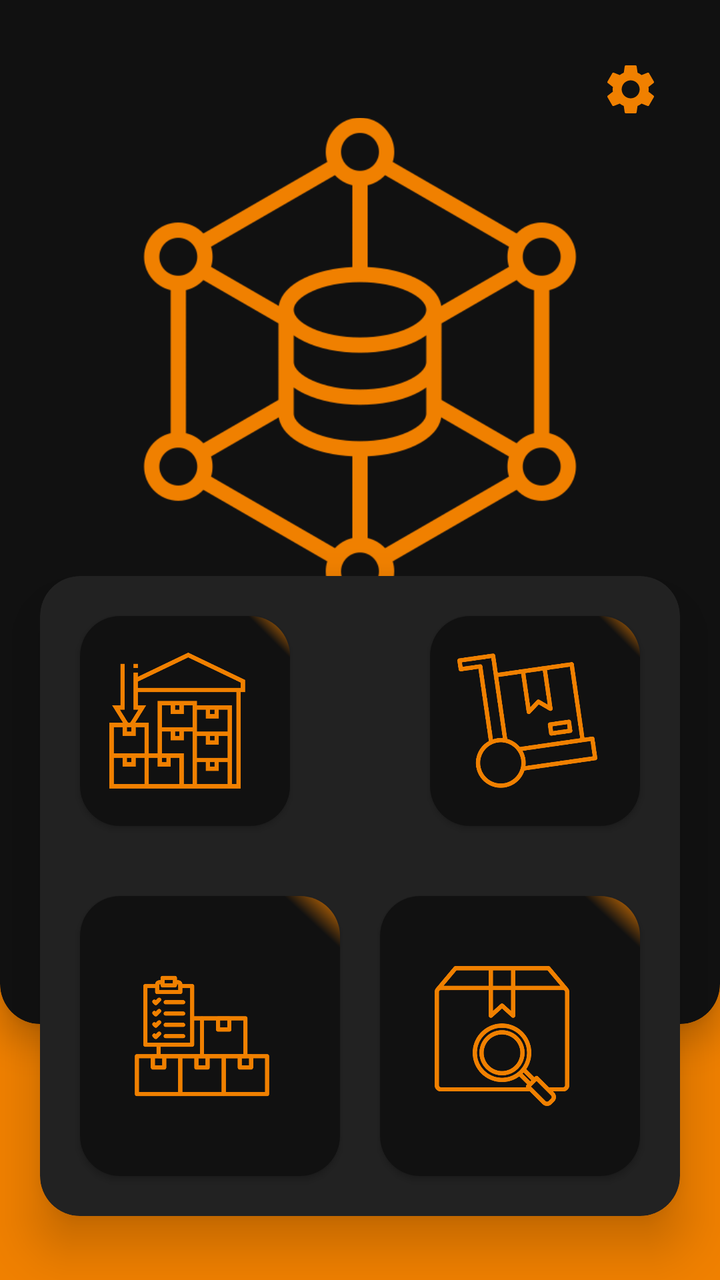
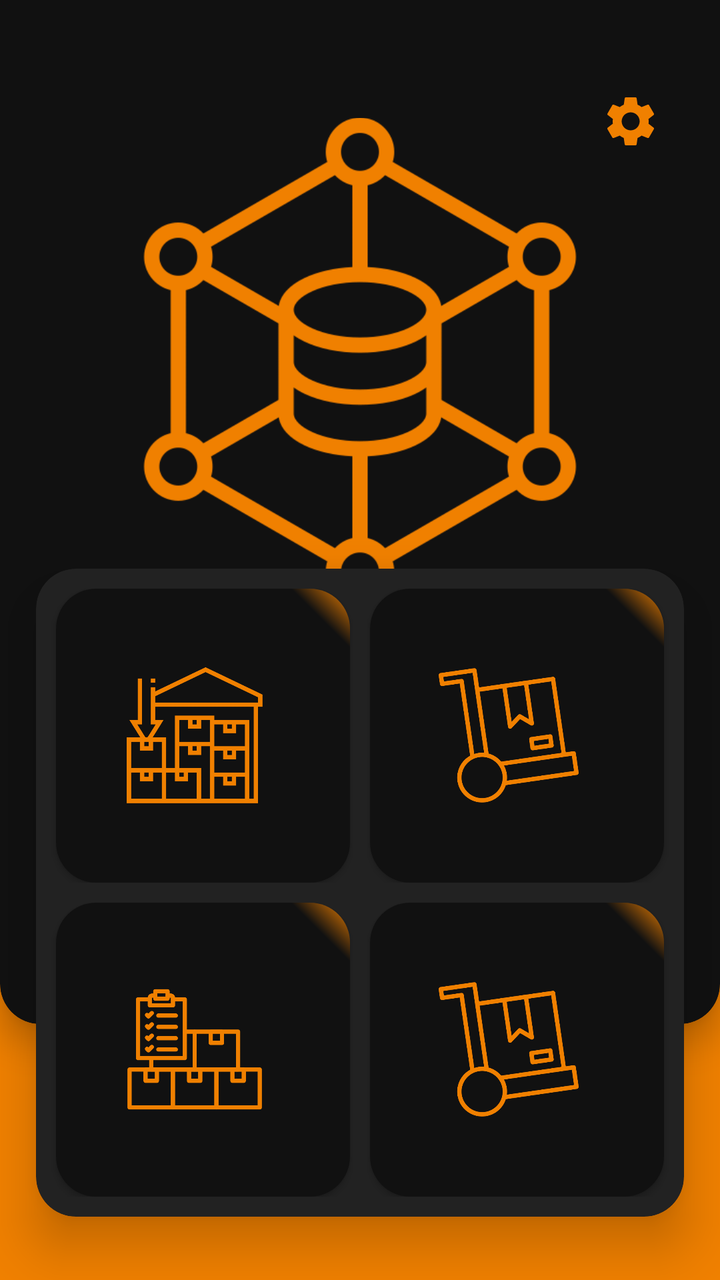

Before-and-after screenshots of an Android layout around one commit, followed by the original layout XML and the change that was made.
<!-- AndroidManifest.xml: application theme Theme.GDEMobile -->
<!-- res/layout/fragment_menu.xml -->
<?xml version="1.0" encoding="utf-8"?>
<layout xmlns:android="http://schemas.android.com/apk/res/android"
    xmlns:app="http://schemas.android.com/apk/res-auto">

    <data>

    </data>

    <androidx.constraintlayout.widget.ConstraintLayout
        android:layout_width="match_parent"
        android:layout_height="match_parent"
        android:background="@color/orange">


        <com.google.android.material.card.MaterialCardView

            android:id="@+id/materialCardView"
            android:layout_width="0dp"
            android:layout_height="0dp"
            app:cardBackgroundColor="#111111"
            app:cardElevation="10dp"
            app:layout_constraintEnd_toEndOf="parent"
            app:layout_constraintHeight_percent="0.8"
            app:layout_constraintStart_toStartOf="parent"
            app:layout_constraintTop_toTopOf="parent"
            app:layout_constraintWidth_percent="1"
            app:shapeAppearanceOverlay="@style/ShapeAppearanceOverlay_card_custom_corners">

            <LinearLayout
                android:layout_width="match_parent"
                android:layout_height="match_parent">

                <androidx.constraintlayout.widget.ConstraintLayout
                    android:layout_width="match_parent"
                    android:layout_height="match_parent">

                    <ImageView
                        android:id="@+id/logo_image"
                        android:layout_width="0dp"
                        android:layout_height="0dp"
                        android:src="@drawable/logo_menu"
                        app:layout_constraintBottom_toBottomOf="parent"
                        app:layout_constraintEnd_toEndOf="parent"
                        app:layout_constraintStart_toStartOf="parent"
                        app:layout_constraintTop_toTopOf="parent"
                        app:layout_constraintHeight_percent="0.5"
                        app:layout_constraintWidth_percent="0.7"
                        app:layout_constraintVertical_bias="0.2"
                        app:tint="@color/orange">

                    </ImageView>

                    <ImageButton
                        android:id="@+id/conf_button"
                        android:layout_width="30dp"
                        android:layout_height="30dp"
                        android:layout_marginTop="24dp"
                        android:layout_marginEnd="24dp"
                        android:background="@color/zxing_transparent"
                        android:foreground="?attr/selectableItemBackgroundBorderless"
                        android:scaleType="fitXY"
                        android:src="@drawable/baseline_settings_24"
                        app:layout_constraintEnd_toEndOf="parent"
                        app:layout_constraintTop_toTopOf="parent" />
                </androidx.constraintlayout.widget.ConstraintLayout>
            </LinearLayout>
        </com.google.android.material.card.MaterialCardView>

        <com.google.android.material.card.MaterialCardView
            android:layout_width="0dp"
            android:layout_height="0dp"
            app:cardBackgroundColor="@color/gray"
            app:cardCornerRadius="20dp"
            app:cardElevation="15dp"
            app:layout_constraintBottom_toBottomOf="parent"
            app:layout_constraintEnd_toEndOf="@+id/materialCardView"
            app:layout_constraintDimensionRatio="1:1"
            android:layout_marginStart="20dp"
            android:layout_marginEnd="20dp"
            app:layout_constraintStart_toStartOf="parent"
            app:layout_constraintTop_toTopOf="parent"
            app:layout_constraintVertical_bias="0.9">

            <LinearLayout
                android:layout_width="match_parent"
                android:layout_height="match_parent"
                android:orientation="vertical">

                <androidx.constraintlayout.widget.ConstraintLayout
                    android:layout_width="match_parent"
                    android:layout_height="0dp"
                    android:layout_weight="1"
                    android:layout_marginBottom="10dp">

                    <com.google.android.material.button.MaterialButton
                        android:id="@+id/receiving_button"
                        android:layout_width="0dp"
                        android:layout_height="0dp"
                        android:background="@drawable/gradient_background_button"
                        android:outlineSpotShadowColor="@color/black"
                        app:backgroundTint="@null"
                        app:cornerRadius="20dp"
                        app:icon="@drawable/receive_cargo_icon"
                        app:iconGravity="textStart"
                        android:layout_margin="20dp"
                        app:iconSize="70dp"
                        app:iconTint="@color/orange"
                        app:layout_constraintBottom_toBottomOf="parent"
                        app:layout_constraintDimensionRatio="1:1"
                        app:layout_constraintHeight_percent="0.5"
                        app:layout_constraintStart_toStartOf="parent"
                        app:layout_constraintTop_toTopOf="parent"
                        app:layout_constraintWidth_percent="0.5" />

                    <com.google.android.material.button.MaterialButton
                        android:id="@+id/issuing_button"
                        android:layout_width="0dp"
                        android:layout_height="0dp"
                        android:layout_margin="20dp"
                        android:background="@drawable/gradient_background_button"
                        android:outlineSpotShadowColor="@color/black"
                        app:backgroundTint="@null"
                        app:cornerRadius="20dp"
                        app:icon="@drawable/inssuing_cargo_icon"
                        app:iconGravity="textStart"
                        app:iconSize="70dp"
                        app:iconTint="@color/orange"
                        app:layout_constraintBottom_toBottomOf="parent"
                        app:layout_constraintDimensionRatio="1:1"
                        app:layout_constraintEnd_toEndOf="parent"
                        app:layout_constraintHeight_percent="0.5"
                        app:layout_constraintTop_toTopOf="parent"
                        app:layout_constraintWidth_percent="0.5" />
                </androidx.constraintlayout.widget.ConstraintLayout>

                <LinearLayout
                    android:layout_width="match_parent"
                    android:layout_height="wrap_content">

                    <com.google.android.material.button.MaterialButton
                        android:id="@+id/inventory_button"
                        android:layout_width="match_parent"
                        android:layout_height="140dp"
                        android:layout_marginStart="20dp"
                        android:layout_marginTop="5dp"
                        android:layout_marginEnd="10dp"
                        android:layout_marginBottom="20dp"
                        android:layout_weight="1"
                        android:background="@drawable/gradient_background_button"
                        android:outlineSpotShadowColor="@color/black"
                        app:backgroundTint="@null"
                        app:cornerRadius="20dp"
                        app:icon="@drawable/inventory_icon"
                        app:iconGravity="textStart"
                        app:iconSize="70dp"
                        app:iconTint="@color/orange" />

                    <com.google.android.material.button.MaterialButton

                        android:layout_width="match_parent"
                        android:layout_height="140dp"
                        android:layout_marginStart="10dp"
                        android:layout_marginTop="5dp"
                        android:layout_marginEnd="20dp"
                        android:layout_marginBottom="20dp"
                        android:layout_weight="1"
                        android:background="@drawable/gradient_background_button"
                        android:outlineSpotShadowColor="@color/black"
                        app:backgroundTint="@null"
                        app:cornerRadius="20dp"
                        app:icon="@drawable/search_cargo_icon"
                        app:iconGravity="textStart"
                        app:iconSize="70dp"
                        app:iconTint="@color/orange" />
                </LinearLayout>

            </LinearLayout>

        </com.google.android.material.card.MaterialCardView>
    </androidx.constraintlayout.widget.ConstraintLayout>
</layout>
<!-- resources referenced by this layout -->
<resources>
  <color name="black">#FF000000</color>
  <color name="gray">#222222</color>
  <color name="orange">#F08000</color>
  <!-- drawable baseline_settings_24 (drawable) -->
  <vector android:height="24dp" android:tint="@color/orange"
      android:viewportHeight="24" android:viewportWidth="24"
      android:width="24dp" xmlns:android="http://schemas.android.com/apk/res/android">
      <path android:fillColor="@color/orange" android:pathData="M19.14,12.94c0.04,-0.3 0.06,-0.61 0.06,-0.94c0,-0.32 -0.02,-0.64 -0.07,-0.94l2.03,-1.58c0.18,-0.14 0.23,-0.41 0.12,-0.61l-1.92,-3.32c-0.12,-0.22 -0.37,-0.29 -0.59,-0.22l-2.39,0.96c-0.5,-0.38 -1.03,-0.7 -1.62,-0.94L14.4,2.81c-0.04,-0.24 -0.24,-0.41 -0.48,-0.41h-3.84c-0.24,0 -0.43,0.17 -0.47,0.41L9.25,5.35C8.66,5.59 8.12,5.92 7.63,6.29L5.24,5.33c-0.22,-0.08 -0.47,0 -0.59,0.22L2.74,8.87C2.62,9.08 2.66,9.34 2.86,9.48l2.03,1.58C4.84,11.36 4.8,11.69 4.8,12s0.02,0.64 0.07,0.94l-2.03,1.58c-0.18,0.14 -0.23,0.41 -0.12,0.61l1.92,3.32c0.12,0.22 0.37,0.29 0.59,0.22l2.39,-0.96c0.5,0.38 1.03,0.7 1.62,0.94l0.36,2.54c0.05,0.24 0.24,0.41 0.48,0.41h3.84c0.24,0 0.44,-0.17 0.47,-0.41l0.36,-2.54c0.59,-0.24 1.13,-0.56 1.62,-0.94l2.39,0.96c0.22,0.08 0.47,0 0.59,-0.22l1.92,-3.32c0.12,-0.22 0.07,-0.47 -0.12,-0.61L19.14,12.94zM12,15.6c-1.98,0 -3.6,-1.62 -3.6,-3.6s1.62,-3.6 3.6,-3.6s3.6,1.62 3.6,3.6S13.98,15.6 12,15.6z"/>
  </vector>
  <!-- drawable gradient_background_button (drawable) -->
  <?xml version="1.0" encoding="utf-8"?>
  <ripple xmlns:android="http://schemas.android.com/apk/res/android"
      android:color="@color/orange">
      <item android:id="@android:id/mask">
          <shape android:shape="rectangle">
              <solid android:color="@color/white" />
              <corners
                  android:radius="20dp"/>
          </shape>
  
      </item>
  
      <item android:id="@android:id/background">
          <shape android:shape="rectangle">
              <gradient
                  android:angle="45"
                  android:endColor="@color/orange"
                  android:startColor="#111111"
                  android:centerColor="#111111"
                  android:centerX="90%"
  
                  android:type="linear" />
              <corners
                  android:radius="20dp"/>
          </shape>
      </item>
  </ripple>
  <!-- drawable inssuing_cargo_icon: png bitmap (drawable, 19737 bytes) -->
  <!-- drawable inventory_icon: png bitmap (drawable, 10761 bytes) -->
  <!-- drawable logo_menu: png bitmap (drawable, 20876 bytes) -->
  <!-- drawable receive_cargo_icon: png bitmap (drawable, 5949 bytes) -->
  <!-- drawable search_cargo_icon: png bitmap (drawable, 17371 bytes) -->
  <style name="ShapeAppearanceOverlay_card_custom_corners" parent="">
          <item name="cornerFamily">rounded</item>
          <item name="cornerSizeTopRight">0dp</item>
          <item name="cornerSizeTopLeft">0dp</item>
          <item name="cornerSizeBottomRight">20dp</item>
          <item name="cornerSizeBottomLeft">20dp</item>
      </style>
  <style name="Theme.GDEMobile" parent="Theme.MaterialComponents.Light.NoActionBar">
          
          <item name="colorPrimary">@color/orange</item>
          <item name="colorPrimaryVariant">@color/orange</item>
          <item name="colorOnPrimary">@color/darkGray</item>
          <item name="android:windowDisablePreview">true</item>
          <item name="android:windowIsTranslucent">true</item>
          
          <item name="colorSecondary">@color/darkGray</item>
          <item name="colorSecondaryVariant">@color/darkGray</item>
          <item name="colorOnSecondary">@color/lightGray</item>
          
          <item name="android:statusBarColor">#111111</item>
          
      </style>
  <color name="white">#FFFFFFFF</color>
  <color name="darkGray">#111111</color>
  <color name="lightGray">#D3D3D3</color>
</resources>

<!-- the commit's change to res/layout/fragment_menu.xml (unified diff, before → after) -->
@@ -41,11 +41,11 @@
                         android:src="@drawable/logo_menu"
                         app:layout_constraintBottom_toBottomOf="parent"
                         app:layout_constraintEnd_toEndOf="parent"
+                        app:layout_constraintHeight_percent="0.5"
                         app:layout_constraintStart_toStartOf="parent"
                         app:layout_constraintTop_toTopOf="parent"
-                        app:layout_constraintHeight_percent="0.5"
+                        app:layout_constraintVertical_bias="0.2"
                         app:layout_constraintWidth_percent="0.7"
-                        app:layout_constraintVertical_bias="0.2"
                         app:tint="@color/orange">
 
                     </ImageView>
@@ -54,7 +54,7 @@
                         android:id="@+id/conf_button"
                         android:layout_width="30dp"
                         android:layout_height="30dp"
-                        android:layout_marginTop="24dp"
+                        android:layout_marginTop="40dp"
                         android:layout_marginEnd="24dp"
                         android:background="@color/zxing_transparent"
                         android:foreground="?attr/selectableItemBackgroundBorderless"
@@ -73,13 +73,13 @@
             app:cardCornerRadius="20dp"
             app:cardElevation="15dp"
             app:layout_constraintBottom_toBottomOf="parent"
+            app:layout_constraintDimensionRatio="1:1"
             app:layout_constraintEnd_toEndOf="@+id/materialCardView"
-            app:layout_constraintDimensionRatio="1:1"
-            android:layout_marginStart="20dp"
-            android:layout_marginEnd="20dp"
+
             app:layout_constraintStart_toStartOf="parent"
             app:layout_constraintTop_toTopOf="parent"
-            app:layout_constraintVertical_bias="0.9">
+            app:layout_constraintVertical_bias="0.9"
+            app:layout_constraintWidth_percent="0.9">
 
             <LinearLayout
                 android:layout_width="match_parent"
@@ -90,89 +90,105 @@
                     android:layout_width="match_parent"
                     android:layout_height="0dp"
                     android:layout_weight="1"
-                    android:layout_marginBottom="10dp">
+                    app:layout_constraintHeight_percent="0.5">
 
-                    <com.google.android.material.button.MaterialButton
-                        android:id="@+id/receiving_button"
-                        android:layout_width="0dp"
-                        android:layout_height="0dp"
-                        android:background="@drawable/gradient_background_button"
-                        android:outlineSpotShadowColor="@color/black"
-                        app:backgroundTint="@null"
-                        app:cornerRadius="20dp"
-                        app:icon="@drawable/receive_cargo_icon"
-                        app:iconGravity="textStart"
-                        android:layout_margin="20dp"
-                        app:iconSize="70dp"
-                        app:iconTint="@color/orange"
-                        app:layout_constraintBottom_toBottomOf="parent"
-                        app:layout_constraintDimensionRatio="1:1"
-                        app:layout_constraintHeight_percent="0.5"
+                    <LinearLayout
+                        android:layout_width="match_parent"
+                        android:layout_height="match_parent"
+                        android:layout_marginTop="10dp"
+                        android:layout_marginBottom="5dp"
+
+                        android:weightSum="2"
+                        app:layout_constraintEnd_toEndOf="parent"
                         app:layout_constraintStart_toStartOf="parent"
-                        app:layout_constraintTop_toTopOf="parent"
-                        app:layout_constraintWidth_percent="0.5" />
+                        app:layout_constraintTop_toTopOf="parent">
 
-                    <com.google.android.material.button.MaterialButton
-                        android:id="@+id/issuing_button"
-                        android:layout_width="0dp"
-                        android:layout_height="0dp"
-                        android:layout_margin="20dp"
-                        android:background="@drawable/gradient_background_button"
-                        android:outlineSpotShadowColor="@color/black"
-                        app:backgroundTint="@null"
-                        app:cornerRadius="20dp"
-                        app:icon="@drawable/inssuing_cargo_icon"
-                        app:iconGravity="textStart"
-                        app:iconSize="70dp"
-                        app:iconTint="@color/orange"
-                        app:layout_constraintBottom_toBottomOf="parent"
-                        app:layout_constraintDimensionRatio="1:1"
-                        app:layout_constraintEnd_toEndOf="parent"
-                        app:layout_constraintHeight_percent="0.5"
-                        app:layout_constraintTop_toTopOf="parent"
-                        app:layout_constraintWidth_percent="0.5" />
+                        <com.google.android.material.button.MaterialButton
+                            android:id="@+id/receiving_button"
+                            android:layout_width="match_parent"
+                            android:layout_height="match_parent"
+                            android:layout_marginStart="10dp"
+                            android:layout_marginEnd="5dp"
+                            android:layout_weight="1"
+                            android:background="@drawable/gradient_background_button"
+                            android:outlineSpotShadowColor="@color/black"
+                            app:backgroundTint="@null"
+                            app:cornerRadius="20dp"
+                            app:icon="@drawable/receive_cargo_icon"
+                            app:iconGravity="textStart"
+                            app:iconSize="70dp"
+                            app:iconTint="@color/orange" />
+
+                        <com.google.android.material.button.MaterialButton
+                            android:id="@+id/issuing_button"
+                            android:layout_width="match_parent"
+                            android:layout_height="match_parent"
+                            android:layout_marginStart="5dp"
+                            android:layout_marginEnd="10dp"
+                            android:layout_weight="1"
+                            android:background="@drawable/gradient_background_button"
+                            android:outlineSpotShadowColor="@color/black"
+                            app:backgroundTint="@null"
+                            app:cornerRadius="20dp"
+                            app:icon="@drawable/inssuing_cargo_icon"
+                            app:iconGravity="textStart"
+                            app:iconSize="70dp"
+                            app:iconTint="@color/orange" />
+                    </LinearLayout>
                 </androidx.constraintlayout.widget.ConstraintLayout>
 
-                <LinearLayout
+                <androidx.constraintlayout.widget.ConstraintLayout
                     android:layout_width="match_parent"
-                    android:layout_height="wrap_content">
+                    android:layout_height="0dp"
+                    android:layout_weight="1"
+                    app:layout_constraintHeight_percent="0.5">
 
-                    <com.google.android.material.button.MaterialButton
-                        android:id="@+id/inventory_button"
+                    <LinearLayout
                         android:layout_width="match_parent"
-                        android:layout_height="140dp"
-                        android:layout_marginStart="20dp"
+                        android:layout_height="match_parent"
                         android:layout_marginTop="5dp"
-                        android:layout_marginEnd="10dp"
-                        android:layout_marginBottom="20dp"
-                        android:layout_weight="1"
-                        android:background="@drawable/gradient_background_button"
-                        android:outlineSpotShadowColor="@color/black"
-                        app:backgroundTint="@null"
-                        app:cornerRadius="20dp"
-                        app:icon="@drawable/inventory_icon"
-                        app:iconGravity="textStart"
-                        app:iconSize="70dp"
-                        app:iconTint="@color/orange" />
+                        android:layout_marginBottom="10dp"
+                        android:weightSum="2"
+                        app:layout_constraintEnd_toEndOf="parent"
+                        app:layout_constraintStart_toStartOf="parent"
+                        app:layout_constraintTop_toTopOf="parent">
 
-                    <com.google.android.material.button.MaterialButton
+                        <com.google.android.material.button.MaterialButton
+                            android:id="@+id/inventory_button"
+                            android:layout_width="match_parent"
+                            android:layout_height="match_parent"
+                            android:layout_marginStart="10dp"
+                            android:layout_marginEnd="5dp"
+                            android:layout_weight="1"
+                            android:background="@drawable/gradient_background_button"
+                            android:outlineSpotShadowColor="@color/black"
+                            app:backgroundTint="@null"
+                            app:cornerRadius="20dp"
+                            app:icon="@drawable/inventory_icon"
+                            app:iconGravity="textStart"
+                            app:iconSize="70dp"
+                            app:iconTint="@color/orange" />
 
-                        android:layout_width="match_parent"
-                        android:layout_height="140dp"
-                        android:layout_marginStart="10dp"
-                        android:layout_marginTop="5dp"
-                        android:layout_marginEnd="20dp"
-                        android:layout_marginBottom="20dp"
-                        android:layout_weight="1"
-                        android:background="@drawable/gradient_background_button"
-                        android:outlineSpotShadowColor="@color/black"
-                        app:backgroundTint="@null"
-                        app:cornerRadius="20dp"
-                        app:icon="@drawable/search_cargo_icon"
-                        app:iconGravity="textStart"
-                        app:iconSize="70dp"
-                        app:iconTint="@color/orange" />
-                </LinearLayout>
+                        <com.google.android.material.button.MaterialButton
+                            android:id="@+id/test_button"
+                            android:layout_width="match_parent"
+                            android:layout_height="match_parent"
+
+                            android:layout_marginStart="5dp"
+                            android:layout_marginEnd="10dp"
+
+                            android:layout_weight="1"
+                            android:background="@drawable/gradient_background_button"
+                            android:outlineSpotShadowColor="@color/black"
+                            app:backgroundTint="@null"
+                            app:cornerRadius="20dp"
+                            app:icon="@drawable/inssuing_cargo_icon"
+                            app:iconGravity="textStart"
+                            app:iconSize="70dp"
+                            app:iconTint="@color/orange" />
+                    </LinearLayout>
+                </androidx.constraintlayout.widget.ConstraintLayout>
+
 
             </LinearLayout>
 
<!-- resource entries referenced after the edit -->
@@ -41,7 +41,6 @@
   <!-- drawable inventory_icon: png bitmap (drawable, 10761 bytes) -->
   <!-- drawable logo_menu: png bitmap (drawable, 20876 bytes) -->
   <!-- drawable receive_cargo_icon: png bitmap (drawable, 5949 bytes) -->
-  <!-- drawable search_cargo_icon: png bitmap (drawable, 17371 bytes) -->
   <style name="ShapeAppearanceOverlay_card_custom_corners" parent="">
           <item name="cornerFamily">rounded</item>
           <item name="cornerSizeTopRight">0dp</item>
@@ -49,7 +48,7 @@
           <item name="cornerSizeBottomRight">20dp</item>
           <item name="cornerSizeBottomLeft">20dp</item>
       </style>
-  <style name="Theme.GDEMobile" parent="Theme.MaterialComponents.Light.NoActionBar">
+  <style name="Theme.GDEMobile" parent="Theme.MaterialComponents.Light">
           
           <item name="colorPrimary">@color/orange</item>
           <item name="colorPrimaryVariant">@color/orange</item>
